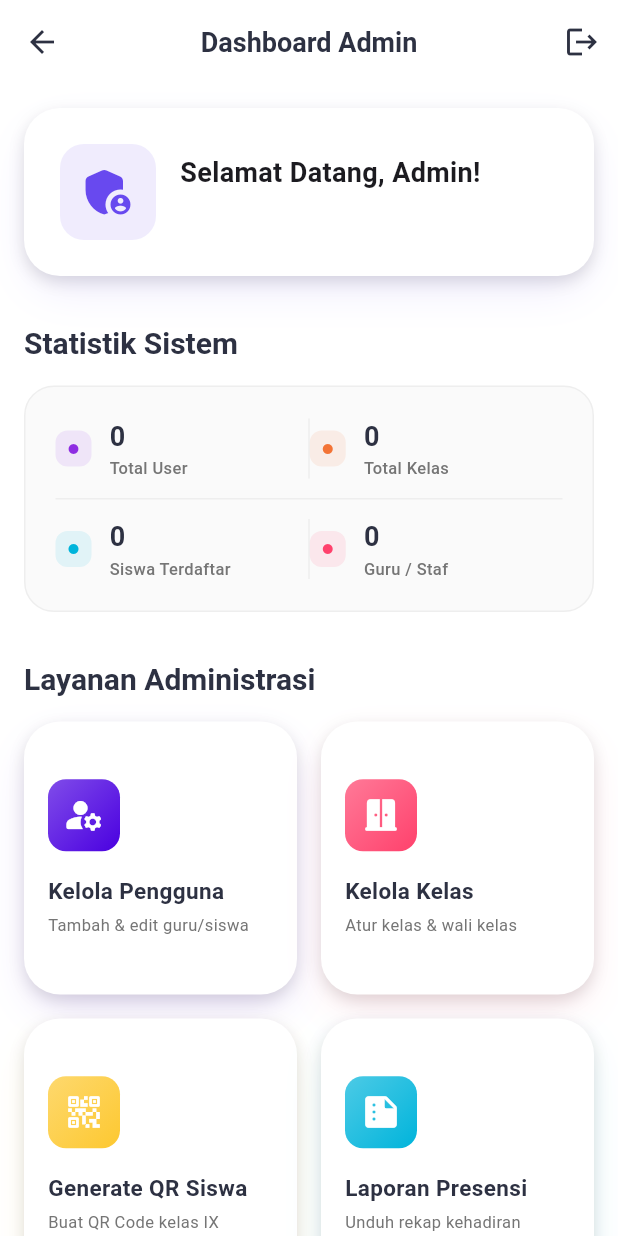
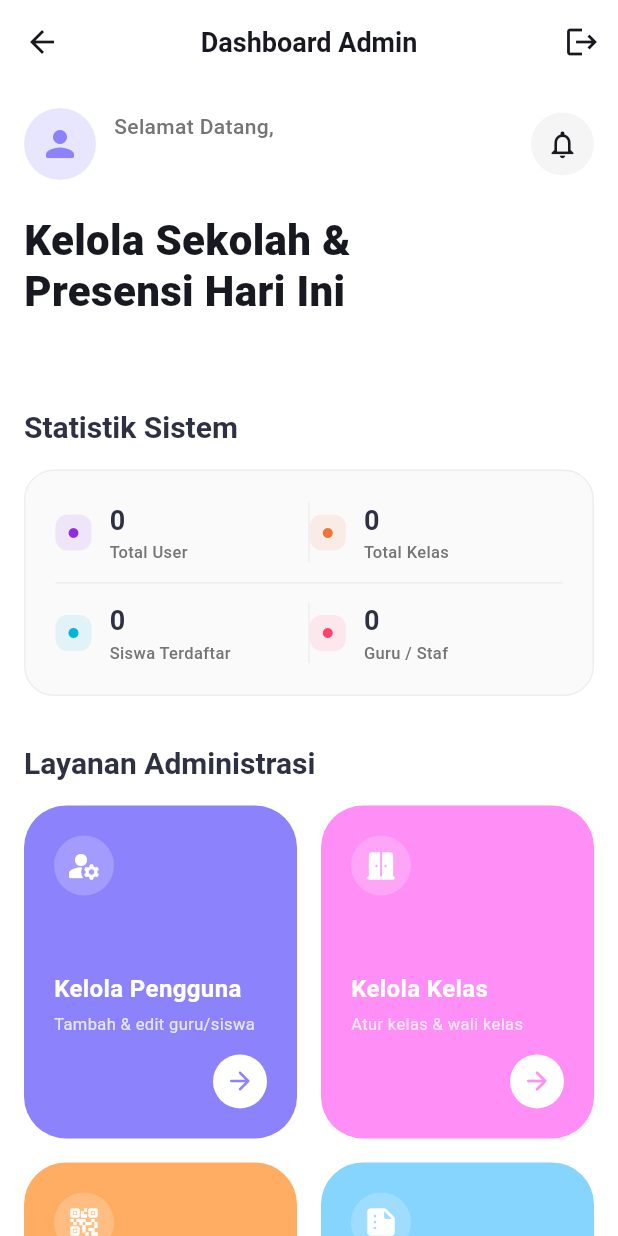
Before and after one commit to adistianherlambang/Absensi-SMP-Muhammadiyah-1-Sekampung-Udik-Flutter, a Flutter app: the AdminDashboard screen opened by its route, on a phone screen of 412 x 824 dp. Run offline on Flutter 3.47's test engine with Material 3 defaults, Android fonts, the light colour scheme and no system bars; drawn by our look-alikes of flutter_animate; our stand-ins replace cloud_firestore, file_picker, firebase_auth, firebase_core, qr_flutter; missing offline and left inert: excel, mobile_scanner; accounts and stored records are empty.

Commit message:
ganti ui

```diff
--- a/lib/app/theme.dart
+++ b/lib/app/theme.dart
@@ -1,20 +1,21 @@
 import 'package:flutter/material.dart';
 
 class AppTheme {
-  // Warna Primer & Sekunder Premium (Modern Soft UI)
-  static const Color primaryColor = Color(0xFF6849EF); // Vibrant Purple
-  static const Color secondaryColor = Color(0xFF8E2DE2); // Gradient Purple
-  static const Color accentColor = Color(0xFFF37335); // Vibrant Orange
-  static const Color backgroundColor = Colors.white; // Pure White Background
+  // Warna Primer & Sekunder Premium (Pastel Modern UI)
+  static const Color primaryColor = Color(0xFF8C82FC); // Soft Purple
+  static const Color secondaryColor = Color(0xFFFF8EF6); // Soft Pink
+  static const Color accentColor = Color(0xFFFFAD62); // Soft Orange
+  static const Color blueColor = Color(0xFF86D5FF); // Soft Blue
+  static const Color backgroundColor = Colors.white;
   static const Color cardColor = Colors.white;
-  static const Color textColor = Color(0xFF2D3142); // Darker blue-grey
-  static const Color textMutedColor = Color(0xFF7A869A); // Soft grey
+  static const Color textColor = Color(0xFF181820); // Deep Dark Charcoal
+  static const Color textMutedColor = Color(0xFF7A7D84); // Cool Grey
 
-  // Warna Status Kehadiran (Tanpa Badge Style, menggunakan teks & ikon berwarna)
-  static const Color hadirColor = Color(0xFF10B981); // Hijau Emerald
-  static const Color izinColor = Color(0xFF3B82F6); // Biru Ocean
-  static const Color sakitColor = Color(0xFFF59E0B); // Amber / Kuning
-  static const Color alpaColor = Color(0xFFEF4444); // Merah Rose
+  // Warna Status Kehadiran (Senada dengan Pastel Screenshot)
+  static const Color hadirColor = Color(0xFF8C82FC); // Purple
+  static const Color izinColor = Color(0xFF86D5FF); // Blue
+  static const Color sakitColor = Color(0xFFFFAD62); // Orange
+  static const Color alpaColor = Color(0xFFFF8EF6); // Pink
 
   static ThemeData get lightTheme {
     return ThemeData(
--- a/lib/screens/admin/admin_dashboard.dart
+++ b/lib/screens/admin/admin_dashboard.dart
@@ -3,7 +3,7 @@ import 'package:provider/provider.dart';
 import '../../providers/auth_provider.dart';
 import '../../providers/admin_provider.dart';
 import '../../app/routes.dart';
-import '../../widgets/glass_card.dart';
+import '../../app/theme.dart';
 import 'package:flutter_animate/flutter_animate.dart';
 
 class AdminDashboard extends StatefulWidget {
@@ -52,50 +52,59 @@ class _AdminDashboardState extends State<AdminDashboard> {
                 child: Column(
                   crossAxisAlignment: CrossAxisAlignment.start,
                   children: [
-                    // Banner Sambutan
-                    GlassCard(
-                      shadowColor: const Color(0xFF6849EF),
-                      padding: const EdgeInsets.all(24.0),
-                      child: Row(
+                    // Custom Header
+                    Row(
                       children: [
-                          Container(
-                            padding: const EdgeInsets.all(12),
-                            decoration: BoxDecoration(
-                              color: const Color(0xFF6849EF).withOpacity(0.1),
-                              borderRadius: BorderRadius.circular(16),
+                        CircleAvatar(
+                          radius: 24,
+                          backgroundColor: AppTheme.primaryColor.withOpacity(0.2),
+                          child: Icon(Icons.person_rounded, color: AppTheme.primaryColor, size: 28),
                         ),
-                            child: const Icon(
-                              Icons.admin_panel_settings_rounded,
-                              size: 40,
-                              color: Color(0xFF6849EF),
-                            ),
-                          ),
-                          const SizedBox(width: 16),
+                        const SizedBox(width: 12),
                         Expanded(
                           child: Column(
                             crossAxisAlignment: CrossAxisAlignment.start,
                             children: [
                               Text(
-                                  'Selamat Datang, Admin!',
+                                'Selamat Datang,',
                                 style: TextStyle(
-                                    fontSize: 18,
-                                    fontWeight: FontWeight.bold,
-                                    color: Theme.of(context).colorScheme.onSurface,
+                                  fontSize: 14,
+                                  color: Colors.grey.shade600,
+                                  fontWeight: FontWeight.w500,
                                 ),
                               ),
-                                const SizedBox(height: 4),
                               Text(
                                 authProvider.currentUser?.name ?? 'Admin Sekolah',
                                 style: TextStyle(
-                                    color: Theme.of(context).colorScheme.onSurface.withOpacity(0.7),
+                                  fontSize: 16,
+                                  fontWeight: FontWeight.bold,
+                                  color: AppTheme.textColor,
                                 ),
                               ),
                             ],
                           ),
                         ),
+                        Container(
+                          padding: const EdgeInsets.all(10),
+                          decoration: BoxDecoration(
+                            color: Colors.grey.shade100,
+                            shape: BoxShape.circle,
+                          ),
+                          child: Icon(Icons.notifications_outlined, color: AppTheme.textColor, size: 22),
+                        ),
                       ],
+                    ).animate().fadeIn(),
+                    const SizedBox(height: 24),
+                    Text(
+                      'Kelola Sekolah &\nPresensi Hari Ini',
+                      style: TextStyle(
+                        fontSize: 28,
+                        fontWeight: FontWeight.w900,
+                        color: AppTheme.textColor,
+                        height: 1.2,
                       ),
-                    ).animate().slideY(begin: 0.2, end: 0, duration: 400.ms).fadeIn(),
+                    ).animate().slideY(begin: 0.1, end: 0, duration: 300.ms).fadeIn(),
+                    const SizedBox(height: 28),
                     const SizedBox(height: 32),
 
                     // Ringkasan Statistik
@@ -154,7 +163,7 @@ class _AdminDashboardState extends State<AdminDashboard> {
                       physics: const NeverScrollableScrollPhysics(),
                       crossAxisSpacing: 16,
                       mainAxisSpacing: 16,
-                      childAspectRatio: 1.0,
+                      childAspectRatio: 0.82,
                       children: [
                         _buildMenuCard(
                           context,
@@ -162,7 +171,7 @@ class _AdminDashboardState extends State<AdminDashboard> {
                           'Tambah & edit guru/siswa',
                           Icons.manage_accounts_rounded,
                           AppRoutes.adminManageUsers,
-                          const Color(0xFF4A00E0),
+                          AppTheme.primaryColor,
                           0,
                         ),
                         _buildMenuCard(
@@ -171,7 +180,7 @@ class _AdminDashboardState extends State<AdminDashboard> {
                           'Atur kelas & wali kelas',
                           Icons.door_sliding_rounded,
                           AppRoutes.adminManageClasses,
-                          const Color(0xFFFF416C),
+                          AppTheme.secondaryColor,
                           1,
                         ),
                         _buildMenuCard(
@@ -180,7 +189,7 @@ class _AdminDashboardState extends State<AdminDashboard> {
                           'Buat QR Code kelas IX',
                           Icons.qr_code_2_rounded,
                           AppRoutes.adminGenerateQR,
-                          const Color(0xFFFDC830),
+                          AppTheme.accentColor,
                           2,
                         ),
                         _buildMenuCard(
@@ -189,7 +198,7 @@ class _AdminDashboardState extends State<AdminDashboard> {
                           'Unduh rekap kehadiran',
                           Icons.summarize_rounded,
                           AppRoutes.adminReports,
-                          const Color(0xFF00B4DB),
+                          AppTheme.blueColor,
                           3,
                         ),
                       ],
@@ -244,42 +253,82 @@ class _AdminDashboardState extends State<AdminDashboard> {
     Color color,
     int index,
   ) {
-    return GlassCard(
-      shadowColor: color,
+    return Container(
+      decoration: BoxDecoration(
+        color: color,
+        borderRadius: BorderRadius.circular(28),
+      ),
+      child: Material(
+        color: Colors.transparent,
+        borderRadius: BorderRadius.circular(28),
+        clipBehavior: Clip.antiAlias,
+        child: InkWell(
           onTap: () => Navigator.pushNamed(context, route),
-      padding: const EdgeInsets.all(16.0),
+          child: Padding(
+            padding: const EdgeInsets.all(20.0),
             child: Column(
               crossAxisAlignment: CrossAxisAlignment.start,
-        mainAxisAlignment: MainAxisAlignment.center,
+              children: [
+                // Top row with Icon
+                Row(
+                  mainAxisAlignment: MainAxisAlignment.spaceBetween,
                   children: [
                     Container(
-            padding: const EdgeInsets.all(10),
+                      padding: const EdgeInsets.all(8),
                       decoration: BoxDecoration(
-              gradient: LinearGradient(
-                colors: [color.withOpacity(0.7), color],
-                begin: Alignment.topLeft,
-                end: Alignment.bottomRight,
+                        color: Colors.white.withOpacity(0.2),
+                        shape: BoxShape.circle,
                       ),
-              borderRadius: BorderRadius.circular(12),
+                      child: Icon(icon, color: Colors.white, size: 24),
                     ),
-            child: Icon(icon, color: Colors.white, size: 28),
+                  ],
                 ),
-          const SizedBox(height: 16),
+                const Spacer(),
+                // Title and subtitle
                 Text(
                   title,
-            style: const TextStyle(fontWeight: FontWeight.bold, fontSize: 15, color: Color(0xFF2D3142)),
+                  style: const TextStyle(
+                    fontWeight: FontWeight.bold,
+                    fontSize: 16,
+                    color: Colors.white,
+                  ),
                   maxLines: 1,
                   overflow: TextOverflow.ellipsis,
                 ),
                 const SizedBox(height: 4),
                 Text(
                   subtitle,
-            style: TextStyle(fontSize: 11, color: Colors.grey.shade600),
+                  style: TextStyle(
+                    fontSize: 11,
+                    color: Colors.white.withOpacity(0.8),
+                  ),
                   maxLines: 2,
                   overflow: TextOverflow.ellipsis,
                 ),
+                const SizedBox(height: 12),
+                // Bottom arrow row
+                Row(
+                  mainAxisAlignment: MainAxisAlignment.end,
+                  children: [
+                    Container(
+                      padding: const EdgeInsets.all(8),
+                      decoration: const BoxDecoration(
+                        color: Colors.white,
+                        shape: BoxShape.circle,
+                      ),
+                      child: Icon(
+                        Icons.arrow_forward_rounded,
+                        color: color,
+                        size: 20,
+                      ),
+                    ),
                   ],
                 ),
-    ).animate().slideY(begin: 0.2, end: 0, duration: 400.ms, delay: Duration(milliseconds: 200 + (index * 100))).fadeIn().scale(begin: const Offset(0.9, 0.9), delay: Duration(milliseconds: 200 + (index * 100)));
+              ],
+            ),
+          ),
+        ),
+      ),
+    ).animate().slideY(begin: 0.1, end: 0, duration: 300.ms, delay: Duration(milliseconds: index * 50)).fadeIn();
   }
 }
--- a/lib/widgets/glass_card.dart
+++ b/lib/widgets/glass_card.dart
@@ -27,19 +27,10 @@ class GlassCard extends StatelessWidget {
       decoration: BoxDecoration(
         color: backgroundColor,
         borderRadius: BorderRadius.circular(borderRadius),
-        boxShadow: [
-          BoxShadow(
-            color: shadowColor.withOpacity(0.12),
-            blurRadius: 24,
-            spreadRadius: -4,
-            offset: const Offset(0, 12),
-          ),
-          const BoxShadow(
-            color: Colors.black12,
-            blurRadius: 8,
-            offset: Offset(0, 4),
-          )
-        ],
+        border: Border.all(
+          color: Colors.grey.shade200,
+          width: 0.5,
+        ),
       ),
       child: Material(
         color: Colors.transparent,
```
Also changed, not shown: lib/screens/auth/login_screen.dart (+15 -10 lines), lib/screens/guru_mapel/mapel_dashboard.dart (+83 -75 lines), lib/screens/guru_piket/piket_dashboard.dart (+80 -63 lines), lib/screens/siswa/siswa_dashboard.dart (+78 -47 lines). Lines whose indentation alone changed are shown as unchanged.
